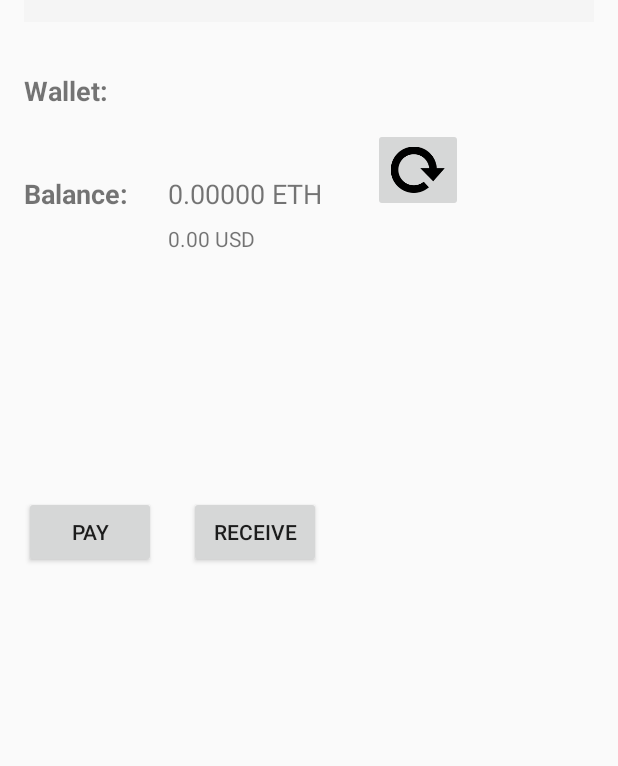
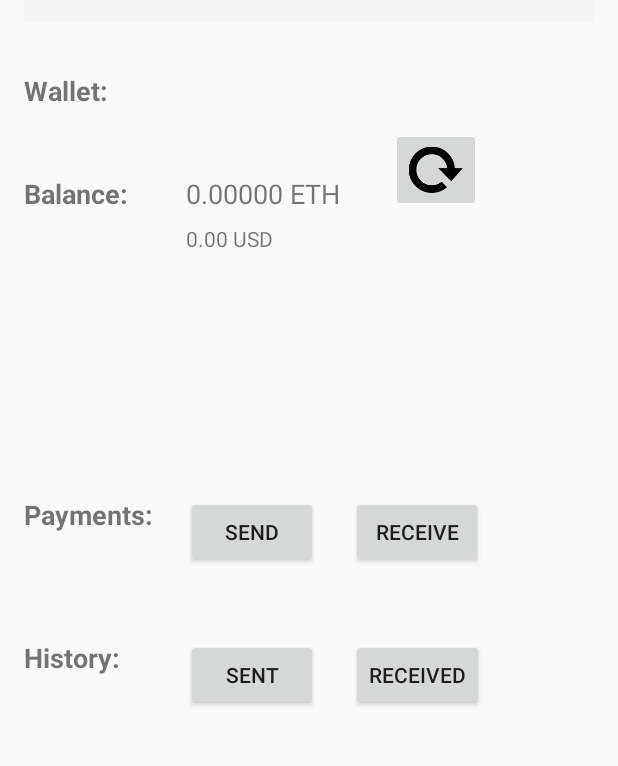
Before and after one commit to dbenrosen/EtherPay, an Android app: the screen it shows after launch (MainActivity), on a phone screen of 412 x 824 dp, the part 86-852 px from its top. Run offline under Robolectric (Android 15) with nearby library versions, the phone set to English and light mode, and no system bars.

Commit message:
add history sent/received buttons to main layout

```diff
--- a/app/src/main/res/layout/activity_main.xml
+++ b/app/src/main/res/layout/activity_main.xml
@@ -58,7 +58,8 @@
 
     <TextView
         android:text="0.00000 ETH"
-        android:layout_marginLeft="22dp"
+        android:layout_alignLeft="@+id/pay_button"
+        android:layout_alignStart="@+id/pay_button"
         android:textSize="18sp"
         android:layout_width="wrap_content"
         android:layout_height="wrap_content"
@@ -87,7 +88,6 @@
     <TextView
         android:text="0.00 USD"
         android:layout_marginTop="8dp"
-        android:layout_marginLeft="22dp"
         android:textSize="14sp"
         android:gravity="left"
         android:layout_width="wrap_content"
@@ -96,13 +96,18 @@
         android:id="@+id/usd_balance"
         android:layout_toRightOf="@id/balance_prompt"
         android:layout_below="@+id/balance"
+        android:layout_alignLeft="@+id/pay_button"
+        android:layout_alignStart="@+id/pay_button"
         />
 
+
     <Button
-        android:text="Pay"
+        android:text="Send"
         android:layout_width="wrap_content"
         android:layout_height="wrap_content"
         android:layout_centerVertical="true"
+        android:layout_toRightOf="@id/payments_prompt"
+        android:layout_marginLeft="22dp"
         android:id="@+id/pay_button"
         android:onClick="do_pay"
         />
@@ -118,5 +123,53 @@
         android:onClick="do_receive"/>
 
 
+    <Button
+        android:text="Received"
+        android:layout_width="wrap_content"
+        android:layout_height="wrap_content"
+        android:id="@+id/received_button"
+        android:onClick="do_receive"
+        android:layout_alignBaseline="@+id/sent_button"
+        android:layout_alignBottom="@+id/sent_button"
+        android:layout_alignLeft="@+id/receive_button"
+        android:layout_alignStart="@+id/receive_button" />
+
+    <TextView
+        android:text="History:"
+        android:textSize="18sp"
+        android:textStyle="bold"
+        android:layout_width="wrap_content"
+        android:layout_height="wrap_content"
+        android:gravity="left"
+        android:singleLine="true"
+        android:id="@+id/history_prompt"
+        android:layout_marginTop="47dp"
+        android:layout_below="@+id/pay_button"
+        android:layout_alignParentLeft="true"
+        android:layout_alignParentStart="true" />
+
+    <TextView
+        android:text="Payments:"
+        android:textSize="18sp"
+        android:textStyle="bold"
+        android:layout_width="wrap_content"
+        android:layout_height="wrap_content"
+        android:gravity="left"
+        android:singleLine="true"
+        android:id="@+id/payments_prompt"
+        android:layout_alignTop="@+id/pay_button"
+        android:layout_alignParentLeft="true"
+        android:layout_alignParentStart="true" />
+
+    <Button
+        android:text="Sent"
+        android:layout_width="wrap_content"
+        android:layout_height="wrap_content"
+        android:id="@+id/sent_button"
+        android:onClick="do_pay"
+        android:layout_alignTop="@+id/history_prompt"
+        android:layout_alignLeft="@+id/pay_button"
+        android:layout_alignStart="@+id/pay_button" />
+
 
 </RelativeLayout>
```
